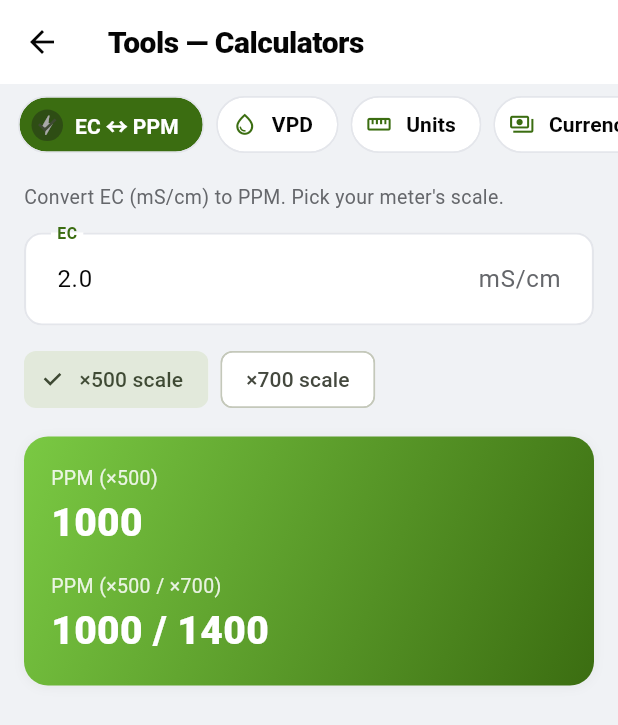
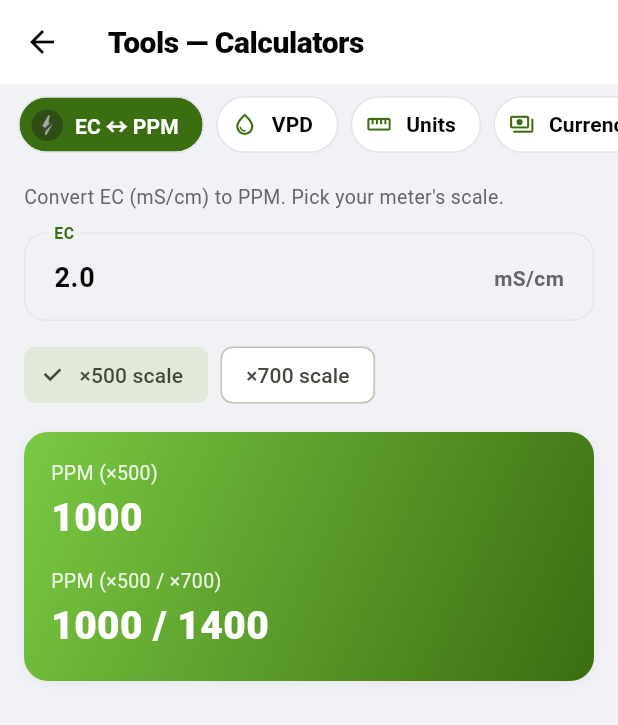
Before and after one commit to KoNyein/gwave.ai, a Flutter app: the ToolsScreen screen opened directly, on a phone screen of 412 x 824 dp. Shown: the top 725 px of the screen. Run offline on Flutter 3.47's test engine with Material 3 defaults, Android fonts, the phone set to English and light mode, and no system bars; our stand-ins replace app_links, audioplayers, cached_network_image, camera, file_picker, firebase_core and 16 more; missing offline and left inert: apivideo_live_stream, flutter_webrtc, livekit_client, mobile_scanner, nearby_connections, nfc_manager and 4 more; accounts and stored records are empty; network calls fail; statements that could not run were skipped; project files that could hold a hidden picture were left out.

Commit message:
Tools UI: fix dark-mode calculator design (theme-aware fields/chips/hints)
The EC/PPM (and every) calculator input rendered as a stark white box on the
dark background — GwColors.surface / .ink / .line / .inkSoft are the light
constants. Switched the shared _Field, the calc chips, and _Hint to the
theme-aware *Of(context) variants, and gave inputs a rounded border, bold
value text, a primary label and focus ring so the whole Tools screen reads
as one system in both light and dark. Result cards + selected-chip whites are
unchanged (correct on the green gradient).

Co-Authored-By: Claude Opus 4.8 <noreply@anthropic.com>
Claude-Session: https://claude.ai/code/session_012s9enLxZbWByPEqhMYct4c

```diff
--- a/mobile/lib/features/tools/tools_screen.dart
+++ b/mobile/lib/features/tools/tools_screen.dart
@@ -64,14 +64,14 @@ class _ToolsScreenState extends State<ToolsScreen> {
                           color: _calc == c ? Colors.white : GwColors.primary),
                       label: Text(_labels[c]!),
                       labelStyle: TextStyle(
-                        color: _calc == c ? Colors.white : GwColors.ink,
+                        color: _calc == c ? Colors.white : GwColors.inkOf(context),
                         fontWeight: FontWeight.w600,
                       ),
                       selectedColor: GwColors.primary,
-                      backgroundColor: GwColors.surface,
+                      backgroundColor: GwColors.surfaceOf(context),
                       shape: RoundedRectangleBorder(
                         borderRadius: BorderRadius.circular(20),
-                        side: const BorderSide(color: GwColors.line),
+                        side: BorderSide(color: GwColors.lineOf(context)),
                       ),
                     ),
                   ),
@@ -127,11 +127,31 @@ class _Field extends StatelessWidget {
           FilteringTextInputFormatter.allow(RegExp(r"[0-9.]")),
         ],
         onChanged: onChanged,
+        style: TextStyle(
+            color: GwColors.inkOf(context),
+            fontSize: 18,
+            fontWeight: FontWeight.w700),
         decoration: InputDecoration(
           labelText: label,
+          labelStyle: const TextStyle(
+              color: GwColors.primary, fontWeight: FontWeight.w700),
           suffixText: suffix,
+          suffixStyle: TextStyle(
+              color: GwColors.inkSoftOf(context),
+              fontWeight: FontWeight.w600),
           filled: true,
-          fillColor: GwColors.surface,
+          // Theme-aware: a stark white box used to clash hard in dark mode.
+          fillColor: GwColors.surfaceMutedOf(context),
+          contentPadding:
+              const EdgeInsets.symmetric(horizontal: 16, vertical: 16),
+          enabledBorder: OutlineInputBorder(
+            borderRadius: BorderRadius.circular(14),
+            borderSide: BorderSide(color: GwColors.lineOf(context)),
+          ),
+          focusedBorder: OutlineInputBorder(
+            borderRadius: BorderRadius.circular(14),
+            borderSide: const BorderSide(color: GwColors.primary, width: 1.6),
+          ),
         ),
       ),
     );
@@ -422,6 +442,7 @@ class _Hint extends StatelessWidget {
   Widget build(BuildContext context) => Padding(
         padding: const EdgeInsets.only(top: 6, bottom: 14),
         child: Text(text,
-            style: const TextStyle(color: GwColors.inkSoft, fontSize: 13)),
+            style:
+                TextStyle(color: GwColors.inkSoftOf(context), fontSize: 13)),
       );
 }
```
